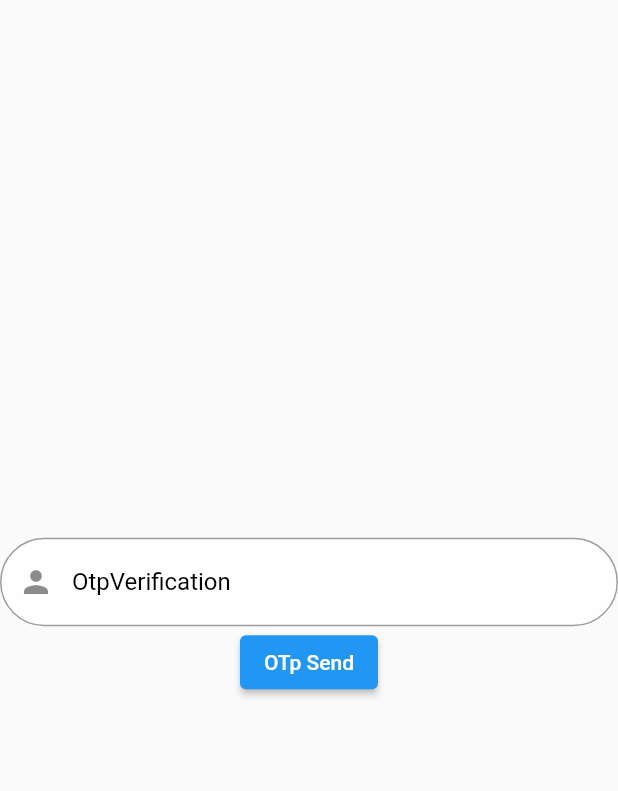
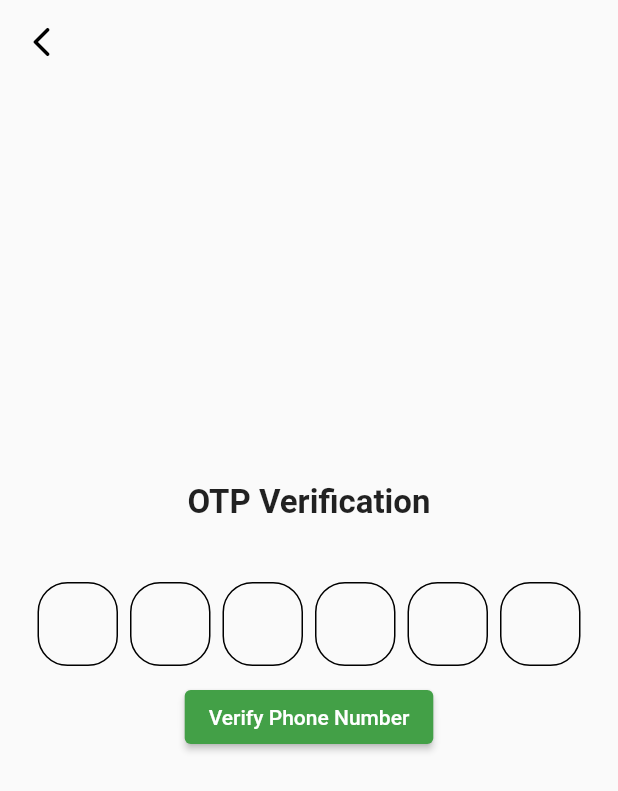
Before and after one commit to khaidem/Chat_app_Flutter, a Flutter app: the OtpVerificationPage screen opened by its route, on a phone screen of 412 x 824 dp. Shown: the top 791 px of the screen. Run offline on Flutter 3.47's test engine with Material 2 defaults, Android fonts, the light colour scheme and no system bars; drawn by our look-alikes of pinput; our stand-ins replace firebase_auth, firebase_core, font_awesome_flutter, google_sign_in; accounts and stored records are empty.

Commit message:
add pin Ui

```diff
--- a/lib/src/Home/logic/logic.dart
+++ b/lib/src/Home/logic/logic.dart
@@ -0,0 +1 @@
+export './provider/auth.provider.dart';
--- a/lib/src/Home/pages/pages.dart
+++ b/lib/src/Home/pages/pages.dart
@@ -0,0 +1 @@
+export './data-found.page.dart';
--- a/lib/src/Home/widgets/otp_verfication.widget.dart
+++ b/lib/src/Home/widgets/otp_verfication.widget.dart
@@ -1,7 +1,8 @@
 import 'package:flutter/material.dart';
-import 'package:goole_sigin_firebase/src/Home/logic/provider/auth.provider.dart';
-import 'package:goole_sigin_firebase/src/Home/pages/data-found.page.dart';
+import 'package:pinput/pinput.dart';
 import 'package:provider/provider.dart';
+
+import '../example.dart';
 
 class OtpVerificationPage extends StatelessWidget {
   const OtpVerificationPage({Key? key}) : super(key: key);
@@ -12,71 +13,89 @@ class OtpVerificationPage extends StatelessWidget {
     TextEditingController otpSend = TextEditingController();
     var code = '';
 
+    final defaultPinTheme = PinTheme(
+      width: 56,
+      height: 56,
+      textStyle: const TextStyle(
+          fontSize: 20,
+          color: Color.fromARGB(255, 123, 172, 214),
+          fontWeight: FontWeight.w600),
+      decoration: BoxDecoration(
+        border: Border.all(
+          color: Colors.black,
+        ),
+        borderRadius: BorderRadius.circular(20),
+      ),
+    );
+
+    final focusedPinTheme = defaultPinTheme.copyDecorationWith(
+      border: Border.all(color: Colors.blue),
+      borderRadius: BorderRadius.circular(8),
+    );
+
+    final submittedPinTheme = defaultPinTheme.copyWith(
+      decoration: defaultPinTheme.decoration?.copyWith(
+        color: const Color.fromRGBO(234, 239, 243, 1),
+      ),
+    );
+
     return Scaffold(
-      body: Center(
+      extendBodyBehindAppBar: true,
+      appBar: AppBar(
+        backgroundColor: Colors.transparent,
+        leading: IconButton(
+          onPressed: () {
+            Navigator.of(context).pop();
+          },
+          icon: const Icon(
+            Icons.arrow_back_ios_rounded,
+            color: Colors.black,
+          ),
+        ),
+        elevation: 0,
+      ),
+      body: Container(
+        margin: const EdgeInsets.only(left: 25, right: 25),
+        alignment: Alignment.center,
         child: Column(
           mainAxisAlignment: MainAxisAlignment.center,
           children: [
-          TextFormField(
-            onChanged: (value) {
-              code = value;
-            },
-            keyboardType: TextInputType.phone,
-            controller: otpSend,
-            decoration: InputDecoration(
-              hintText: 'OtpVerification',
-              labelText: 'OtpVerification',
-              labelStyle: const TextStyle(color: Colors.black),
-              prefixIcon: const Icon(Icons.person),
-              hintStyle: const TextStyle(color: Colors.grey),
-              filled: true,
-              fillColor: Colors.white70,
-              errorBorder: OutlineInputBorder(
-                borderRadius: BorderRadius.circular(10.0),
-                borderSide: const BorderSide(color: Colors.red),
+            const Text(
+              "OTP Verification",
+              style: TextStyle(fontSize: 22, fontWeight: FontWeight.bold),
             ),
-              border: OutlineInputBorder(
-                borderRadius: BorderRadius.circular(10.0),
-                borderSide: const BorderSide(
-                  color: Colors.blue,
-                  width: 2.0,
+            const SizedBox(
+              height: 10,
             ),
+            const SizedBox(
+              height: 30,
             ),
-              enabledBorder: const OutlineInputBorder(
-                borderRadius: BorderRadius.all(
-                  Radius.circular(50),
+            Pinput(
+              length: 6,
+              defaultPinTheme: defaultPinTheme,
+              focusedPinTheme: focusedPinTheme,
+              submittedPinTheme: submittedPinTheme,
+              showCursor: true,
+              onCompleted: (pin) => debugPrint(pin),
             ),
-                borderSide: BorderSide(
-                  color: Colors.black38,
-                ),
-              ),
-              focusedBorder: const OutlineInputBorder(
-                borderSide: BorderSide(
-                  color: Colors.blue,
-                ),
-              ),
-            ),
+            const SizedBox(
+              height: 10,
             ),
             ElevatedButton(
+              style: ElevatedButton.styleFrom(
+                primary: Colors.green.shade600,
+              ),
               onPressed: () {
                 final otpSend = context.read<AuthProvider>();
                 otpSend.otpVerification(code);
                 Navigator.pushNamedAndRemoveUntil(
                     context, DataFoundPage.routeName, (route) => false);
-              // try {
-              //   PhoneAuthCredential credential = PhoneAuthProvider.credential(
-              //       verificationId: SigInWidget.verify, smsCode: code);
-              //   await auth.signInWithCredential(credential);
-              //   Navigator.pushNamedAndRemoveUntil(
-              //       context, DataFoundPage.routeName, (route) => false);
-              // } catch (e) {
-              //   print(e.toString());
-              // }
               },
-            child: const Text('OTp Send'),
+              child: const Text('Verify Phone Number'),
             ),
           ],
-      )),
+        ),
+      ),
     );
   }
 }
--- a/lib/src/app/my_app.dart
+++ b/lib/src/app/my_app.dart
@@ -2,6 +2,7 @@ import 'package:flutter/material.dart';
 import 'package:goole_sigin_firebase/src/Home/pages/data-found.page.dart';
 import 'package:goole_sigin_firebase/src/Home/pages/home.page.dart';
 import 'package:goole_sigin_firebase/src/Home/widgets/otp_verfication.widget.dart';
+import 'package:goole_sigin_firebase/src/Home/widgets/phone_number_verification.widget.dart';
 import 'package:goole_sigin_firebase/src/Home/widgets/sigin.widget.dart';
 import 'package:provider/provider.dart';
 
@@ -22,11 +23,14 @@ class MyApp extends StatelessWidget {
         theme: ThemeData(
           primarySwatch: Colors.blue,
         ),
+        debugShowCheckedModeBanner: false,
         home: const SigInWidget(),
         routes: {
           OtpVerificationPage.routeName: (ctx) => const OtpVerificationPage(),
           DataFoundPage.routeName: (ctx) => const DataFoundPage(),
           HomePage.routeName: (ctx) => const HomePage(),
+          PhoneNumberVerificationWidget.routeName: (ctx) =>
+              const PhoneNumberVerificationWidget()
         },
       ),
     );
--- a/pubspec.yaml
+++ b/pubspec.yaml
@@ -37,8 +37,10 @@ dependencies:
   firebase_core: ^1.22.0
   firebase_auth: ^3.8.0
   google_sign_in: ^5.4.1
-  font_awesome: ^5.10.1
+
   provider: ^6.0.3
+  font_awesome_flutter: ^10.2.1
+  pinput: ^2.2.12
 
 dev_dependencies:
   flutter_test:
```
Also changed, not shown: lib/src/Home/logic/provider/auth.provider.dart (+17 -12 lines), lib/src/Home/widgets/phone_number_verification.widget.dart (added, +137 -0 lines), lib/src/Home/widgets/sigin.widget.dart (+24 -64 lines), pubspec.lock, 6 other files. Lines whose indentation alone changed are shown as unchanged.
